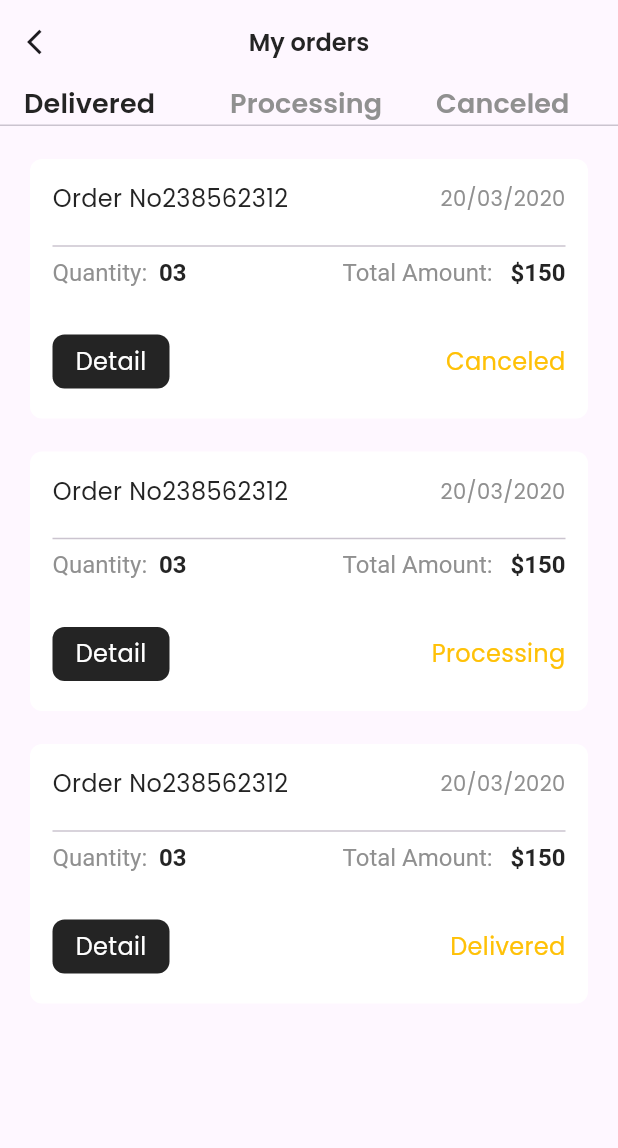
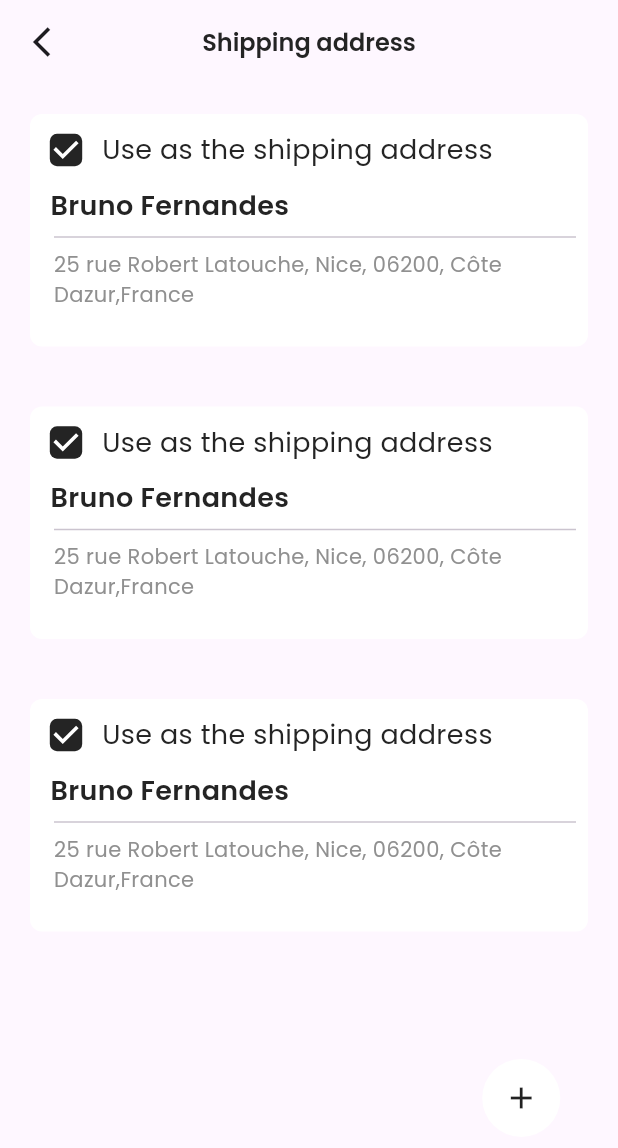
Before and after one commit to Dharalunagariya/Furniture.app, a Flutter app: the screen it shows after launch, on a phone screen of 412 x 824 dp. Shown: the top 1148 px of the screen. Run offline on Flutter 3.47's test engine with Material 3 defaults, Android fonts, the phone set to English and light mode, and no system bars; our stand-ins replace awesome_bottom_bar, google_fonts.

Commit message:
10/01/25

```diff
--- a/lib/main.dart
+++ b/lib/main.dart
@@ -7,6 +7,7 @@ import 'package:furniture_app/view/Navigation/Navigation_bar.dart';
 import 'package:furniture_app/view/Notificationscreen/Notification.dart';
 import 'package:furniture_app/view/Order/Order.dart';
 import 'package:furniture_app/view/Profile/Profile.dart';
+import 'package:furniture_app/view/Shipping%20Address/Shipping%20Address.dart';
 import 'package:furniture_app/view/Sign%20up/Signup.dart';
 import 'package:furniture_app/view/onboarding/Onboarding_screen.dart';
 
@@ -26,7 +27,8 @@ class MyApp extends StatelessWidget {
         colorScheme: ColorScheme.fromSeed(seedColor: Colors.deepPurple),
         useMaterial3: true,
       ),
-      home: Orderscreen(),
+      home: shippingscreen(),
+      // Orderscreen(),
       // NavigationBarscreen(),
       initialRoute: 'onboarding',
       // routes: {
--- /dev/null
+++ b/lib/view/Shipping Address/Shipping Address.dart
@@ -0,0 +1,118 @@
+import 'package:flutter/material.dart';
+import 'package:furniture_app/res/comman/commantext.dart';
+
+class shippingscreen extends StatefulWidget {
+  const shippingscreen({super.key});
+
+  @override
+  State<shippingscreen> createState() => _shippingscreenState();
+}
+
+class _shippingscreenState extends State<shippingscreen> {
+  bool currentvalue = true;
+
+  @override
+  Widget build(BuildContext context) {
+    return Scaffold(
+      appBar: AppBar(
+        leading: Icon(Icons.arrow_back_ios_sharp),
+        title: CommanText(
+          text: 'Shipping address',
+          fontSize: 16,
+          weight: FontWeight.w600,
+          color: Color(0xff242424),
+        ),
+        centerTitle: true,
+      ),
+      body: Column(
+        children: [
+          SizedBox(
+            height: 650,
+            // width: double.infinity,
+            child: ListView.builder(
+              itemCount: 3,
+              itemBuilder: (context, index) {
+                return Padding(
+                  padding: const EdgeInsets.all(20),
+                  child: Container(
+                    height: 155,
+                    // width: double.infinity,
+                    decoration: BoxDecoration(
+                      color: Color(0xffFFFFFF),
+                      borderRadius: BorderRadius.circular(8),
+                    ),
+                    child: Column(
+                      crossAxisAlignment: CrossAxisAlignment.start,
+                      children: [
+                        Row(
+                          children: [
+                            Transform.scale(
+                              scale: 1.2,
+                              child: Checkbox(
+                                shape: RoundedRectangleBorder(
+                                  borderRadius: BorderRadius.circular(4),
+                                ),
+                                activeColor: Color(0xff242424),
+                                value: currentvalue,
+                                onChanged: (value) {
+                                  setState(() {
+                                    currentvalue = value!;
+                                  });
+                                },
+                              ),
+                            ),
+                            CommanText(
+                              text: 'Use as the shipping address',
+                              fontSize: 18,
+                              weight: FontWeight.w400,
+                              color: Color(0xff242424),
+                            ),
+                          ],
+                        ),
+                        CommanText(
+                          text: '   Bruno Fernandes',
+                          fontSize: 18,
+                          weight: FontWeight.w600,
+                          color: Color(0xff242424),
+                        ),
+                        Divider(
+                          indent: 16,
+                          endIndent: 8,
+                        ),
+                        CommanText(
+                          text:
+                              '    25 rue Robert Latouche, Nice, 06200, Côte  \n    Dazur,France',
+                          fontSize: 14,
+                          weight: FontWeight.w400,
+                          color: Color(0xff909090),
+                        ),
+                      ],
+                    ),
+                  ),
+                );
+              },
+            ),
+          ),
+          Padding(
+            padding: const EdgeInsets.only(
+              left: 303,
+              right: 20,
+            ),
+            child: InkWell(
+              onTap: () {},
+              child: Container(
+                height: 52,
+                width: 52,
+                decoration: BoxDecoration(
+                  borderRadius: BorderRadius.circular(40),
+                  color: Color(0xffFFFFFF),
+                ),
+                child: Icon(Icons.add),
+              ),
+            ),
+          ),
+        ],
+      ),
+    );
+  }
+}
```
